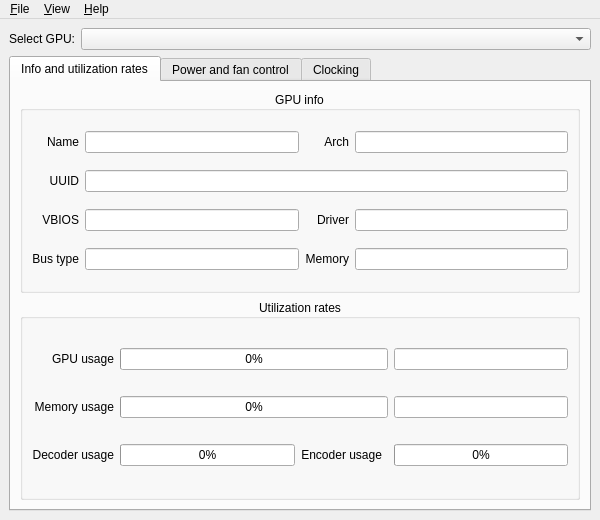
Above: ui/mainwindow.ui from AlexandrAlexeev7119/NvCtrl-linux before the change. Below: the same form after it.
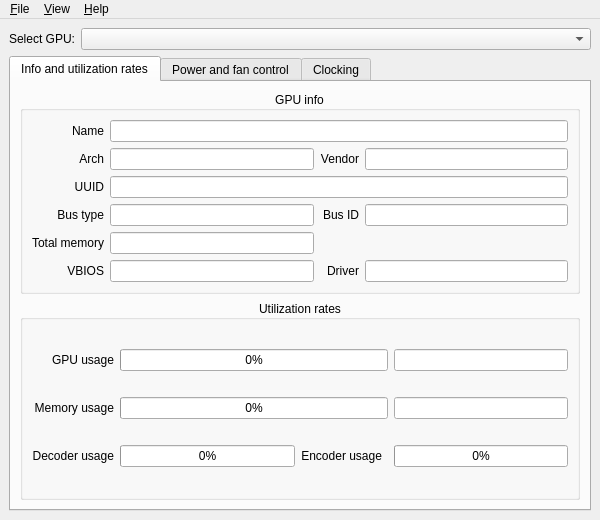
That is the form after the change. The open tabs and pages were chosen to show the change. Icons and pictures are not drawn.

Patch:
```diff
--- a/ui/mainwindow.ui
+++ b/ui/mainwindow.ui
@@ -31,7 +31,7 @@
     <item row="1" column="0" colspan="2">
      <widget class="QTabWidget" name="tabWidget">
       <property name="currentIndex">
-       <number>2</number>
+       <number>0</number>
       </property>
       <widget class="QWidget" name="tab_info">
        <attribute name="title">
@@ -58,63 +58,6 @@
            <bool>false</bool>
           </property>
           <layout class="QGridLayout" name="gridLayout_2">
-           <item row="4" column="2">
-            <widget class="QProgressBar" name="progressBar_GPU_decoder_usage">
-             <property name="value">
-              <number>0</number>
-             </property>
-            </widget>
-           </item>
-           <item row="3" column="0">
-            <widget class="QLabel" name="label_GPU_mem_usage">
-             <property name="text">
-              <string>Memory usage</string>
-             </property>
-             <property name="alignment">
-              <set>Qt::AlignRight|Qt::AlignTrailing|Qt::AlignVCenter</set>
-             </property>
-            </widget>
-           </item>
-           <item row="0" column="0">
-            <widget class="QLabel" name="label_GPU_usage">
-             <property name="text">
-              <string>GPU usage</string>
-             </property>
-             <property name="alignment">
-              <set>Qt::AlignRight|Qt::AlignTrailing|Qt::AlignVCenter</set>
-             </property>
-            </widget>
-           </item>
-           <item row="4" column="0">
-            <widget class="QLabel" name="label_GPU_decoder_usage">
-             <property name="text">
-              <string>Decoder usage</string>
-             </property>
-             <property name="alignment">
-              <set>Qt::AlignRight|Qt::AlignTrailing|Qt::AlignVCenter</set>
-             </property>
-            </widget>
-           </item>
-           <item row="4" column="3">
-            <widget class="QLabel" name="label_GPU_encoder_usage">
-             <property name="text">
-              <string>Encoder usage</string>
-             </property>
-             <property name="alignment">
-              <set>Qt::AlignRight|Qt::AlignTrailing|Qt::AlignVCenter</set>
-             </property>
-            </widget>
-           </item>
-           <item row="0" column="5">
-            <widget class="QLineEdit" name="lineEdit_current_pstate">
-             <property name="alignment">
-              <set>Qt::AlignCenter</set>
-             </property>
-             <property name="readOnly">
-              <bool>true</bool>
-             </property>
-            </widget>
-           </item>
            <item row="3" column="5">
             <widget class="QLineEdit" name="lineEdit_GPU_mem_usage">
              <property name="alignment">
@@ -125,6 +68,23 @@
              </property>
             </widget>
            </item>
+           <item row="4" column="5">
+            <widget class="QProgressBar" name="progressBar_GPU_encoder_usage">
+             <property name="value">
+              <number>0</number>
+             </property>
+            </widget>
+           </item>
+           <item row="4" column="0">
+            <widget class="QLabel" name="label_GPU_decoder_usage">
+             <property name="text">
+              <string>Decoder usage</string>
+             </property>
+             <property name="alignment">
+              <set>Qt::AlignRight|Qt::AlignTrailing|Qt::AlignVCenter</set>
+             </property>
+            </widget>
+           </item>
            <item row="3" column="2" colspan="3">
             <widget class="QProgressBar" name="progressBar_GPU_mem_usage">
              <property name="value">
@@ -132,6 +92,16 @@
              </property>
             </widget>
            </item>
+           <item row="0" column="5">
+            <widget class="QLineEdit" name="lineEdit_current_pstate">
+             <property name="alignment">
+              <set>Qt::AlignCenter</set>
+             </property>
+             <property name="readOnly">
+              <bool>true</bool>
+             </property>
+            </widget>
+           </item>
            <item row="0" column="2" colspan="3">
             <widget class="QProgressBar" name="progressBar_GPU_usage">
              <property name="value">
@@ -139,13 +109,43 @@
              </property>
             </widget>
            </item>
-           <item row="4" column="5">
-            <widget class="QProgressBar" name="progressBar_GPU_encoder_usage">
+           <item row="3" column="0">
+            <widget class="QLabel" name="label_GPU_mem_usage">
+             <property name="text">
+              <string>Memory usage</string>
+             </property>
+             <property name="alignment">
+              <set>Qt::AlignRight|Qt::AlignTrailing|Qt::AlignVCenter</set>
+             </property>
+            </widget>
+           </item>
+           <item row="4" column="3">
+            <widget class="QLabel" name="label_GPU_encoder_usage">
+             <property name="text">
+              <string>Encoder usage</string>
+             </property>
+             <property name="alignment">
+              <set>Qt::AlignRight|Qt::AlignTrailing|Qt::AlignVCenter</set>
+             </property>
+            </widget>
+           </item>
+           <item row="4" column="2">
+            <widget class="QProgressBar" name="progressBar_GPU_decoder_usage">
              <property name="value">
               <number>0</number>
              </property>
             </widget>
            </item>
+           <item row="0" column="0">
+            <widget class="QLabel" name="label_GPU_usage">
+             <property name="text">
+              <string>GPU usage</string>
+             </property>
+             <property name="alignment">
+              <set>Qt::AlignRight|Qt::AlignTrailing|Qt::AlignVCenter</set>
+             </property>
+            </widget>
+           </item>
           </layout>
          </widget>
         </item>
@@ -169,7 +169,7 @@
            <bool>false</bool>
           </property>
           <layout class="QGridLayout" name="gridLayout">
-           <item row="3" column="3">
+           <item row="5" column="1">
             <widget class="QLineEdit" name="lineEdit_GPU_total_mem">
              <property name="alignment">
               <set>Qt::AlignCenter</set>
@@ -179,27 +179,27 @@
              </property>
             </widget>
            </item>
-           <item row="0" column="0">
-            <widget class="QLabel" name="label_GPU_name">
+           <item row="2" column="0">
+            <widget class="QLabel" name="label_GPU_arch">
              <property name="text">
-              <string>Name</string>
+              <string>Arch</string>
              </property>
              <property name="alignment">
               <set>Qt::AlignRight|Qt::AlignTrailing|Qt::AlignVCenter</set>
              </property>
             </widget>
            </item>
-           <item row="0" column="3">
-            <widget class="QLineEdit" name="lineEdit_GPU_arch">
+           <item row="7" column="0">
+            <widget class="QLabel" name="label_GPU_VBIOS_ver">
+             <property name="text">
+              <string>VBIOS</string>
+             </property>
              <property name="alignment">
-              <set>Qt::AlignCenter</set>
+              <set>Qt::AlignRight|Qt::AlignTrailing|Qt::AlignVCenter</set>
              </property>
-             <property name="readOnly">
-              <bool>true</bool>
-             </property>
             </widget>
            </item>
-           <item row="2" column="2">
+           <item row="7" column="2">
             <widget class="QLabel" name="label_GPU_driver_ver">
              <property name="text">
               <string>Driver</string>
@@ -209,57 +209,37 @@
              </property>
             </widget>
            </item>
-           <item row="0" column="1">
-            <widget class="QLineEdit" name="lineEdit_GPU_name">
-             <property name="alignment">
-              <set>Qt::AlignCenter</set>
-             </property>
-             <property name="readOnly">
-              <bool>true</bool>
-             </property>
-            </widget>
-           </item>
-           <item row="1" column="0">
-            <widget class="QLabel" name="label_GPU_uuid">
-             <property name="text">
-              <string>UUID</string>
-             </property>
-             <property name="alignment">
-              <set>Qt::AlignRight|Qt::AlignTrailing|Qt::AlignVCenter</set>
-             </property>
-            </widget>
-           </item>
-           <item row="3" column="0">
-            <widget class="QLabel" name="label_GPU_bus_type">
-             <property name="text">
-              <string>Bus type</string>
-             </property>
-             <property name="alignment">
-              <set>Qt::AlignRight|Qt::AlignTrailing|Qt::AlignVCenter</set>
-             </property>
-            </widget>
-           </item>
-           <item row="3" column="2">
+           <item row="5" column="0">
             <widget class="QLabel" name="label_GPU_total_mem">
              <property name="text">
-              <string>Memory</string>
+              <string>Total memory</string>
              </property>
              <property name="alignment">
               <set>Qt::AlignRight|Qt::AlignTrailing|Qt::AlignVCenter</set>
              </property>
             </widget>
            </item>
-           <item row="2" column="0">
-            <widget class="QLabel" name="label_GPU_VBIOS_ver">
-             <property name="text">
-              <string>VBIOS</string>
-             </property>
+           <item row="4" column="1">
+            <widget class="QLineEdit" name="lineEdit_GPU_bus_type">
              <property name="alignment">
-              <set>Qt::AlignRight|Qt::AlignTrailing|Qt::AlignVCenter</set>
+              <set>Qt::AlignCenter</set>
+             </property>
+             <property name="readOnly">
+              <bool>true</bool>
              </property>
             </widget>
            </item>
            <item row="2" column="1">
+            <widget class="QLineEdit" name="lineEdit_GPU_arch">
+             <property name="alignment">
+              <set>Qt::AlignCenter</set>
+             </property>
+             <property name="readOnly">
+              <bool>true</bool>
+             </property>
+            </widget>
+           </item>
+           <item row="7" column="1">
             <widget class="QLineEdit" name="lineEdit_GPU_VBIOS_ver">
              <property name="alignment">
               <set>Qt::AlignCenter</set>
@@ -269,8 +249,18 @@
              </property>
             </widget>
            </item>
-           <item row="1" column="1" colspan="3">
-            <widget class="QLineEdit" name="lineEdit_GPU_uuid">
+           <item row="2" column="2">
+            <widget class="QLabel" name="label_GPU_vendor">
+             <property name="text">
+              <string>Vendor</string>
+             </property>
+             <property name="alignment">
+              <set>Qt::AlignRight|Qt::AlignTrailing|Qt::AlignVCenter</set>
+             </property>
+            </widget>
+           </item>
+           <item row="0" column="1" colspan="3">
+            <widget class="QLineEdit" name="lineEdit_GPU_name">
              <property name="alignment">
               <set>Qt::AlignCenter</set>
              </property>
@@ -279,7 +269,47 @@
              </property>
             </widget>
            </item>
+           <item row="0" column="0">
+            <widget class="QLabel" name="label_GPU_name">
+             <property name="text">
+              <string>Name</string>
+             </property>
+             <property name="alignment">
+              <set>Qt::AlignRight|Qt::AlignTrailing|Qt::AlignVCenter</set>
+             </property>
+            </widget>
+           </item>
            <item row="2" column="3">
+            <widget class="QLineEdit" name="lineEdit_GPU_vendor">
+             <property name="alignment">
+              <set>Qt::AlignCenter</set>
+             </property>
+             <property name="readOnly">
+              <bool>true</bool>
+             </property>
+            </widget>
+           </item>
+           <item row="4" column="3">
+            <widget class="QLineEdit" name="lineEdit_GPU_bus_id">
+             <property name="alignment">
+              <set>Qt::AlignCenter</set>
+             </property>
+             <property name="readOnly">
+              <bool>true</bool>
+             </property>
+            </widget>
+           </item>
+           <item row="4" column="0">
+            <widget class="QLabel" name="label_GPU_bus_type">
+             <property name="text">
+              <string>Bus type</string>
+             </property>
+             <property name="alignment">
+              <set>Qt::AlignRight|Qt::AlignTrailing|Qt::AlignVCenter</set>
+             </property>
+            </widget>
+           </item>
+           <item row="7" column="3">
             <widget class="QLineEdit" name="lineEdit_GPU_driver_ver">
              <property name="alignment">
               <set>Qt::AlignCenter</set>
@@ -289,8 +319,28 @@
              </property>
             </widget>
            </item>
-           <item row="3" column="1">
-            <widget class="QLineEdit" name="lineEdit_GPU_bus_type">
+           <item row="4" column="2">
+            <widget class="QLabel" name="label_GPU_bus_id">
+             <property name="text">
+              <string>Bus ID</string>
+             </property>
+             <property name="alignment">
+              <set>Qt::AlignRight|Qt::AlignTrailing|Qt::AlignVCenter</set>
+             </property>
+            </widget>
+           </item>
+           <item row="3" column="0">
+            <widget class="QLabel" name="label_GPU_uuid">
+             <property name="text">
+              <string>UUID</string>
+             </property>
+             <property name="alignment">
+              <set>Qt::AlignRight|Qt::AlignTrailing|Qt::AlignVCenter</set>
+             </property>
+            </widget>
+           </item>
+           <item row="3" column="1" colspan="3">
+            <widget class="QLineEdit" name="lineEdit_GPU_uuid">
              <property name="alignment">
               <set>Qt::AlignCenter</set>
              </property>
@@ -299,16 +349,6 @@
              </property>
             </widget>
            </item>
-           <item row="0" column="2">
-            <widget class="QLabel" name="label_GPU_arch">
-             <property name="text">
-              <string>Arch</string>
-             </property>
-             <property name="alignment">
-              <set>Qt::AlignRight|Qt::AlignTrailing|Qt::AlignVCenter</set>
-             </property>
-            </widget>
-           </item>
           </layout>
          </widget>
         </item>
@@ -758,6 +798,9 @@
            </item>
            <item row="2" column="1">
             <widget class="QSlider" name="horizontalSlider_set_gpu_clock_offset">
+             <property name="enabled">
+              <bool>false</bool>
+             </property>
              <property name="minimum">
               <number>-200</number>
              </property>
@@ -774,6 +817,9 @@
            </item>
            <item row="4" column="2">
             <widget class="QPushButton" name="pushButton_apply_clock_offset">
+             <property name="enabled">
+              <bool>false</bool>
+             </property>
              <property name="text">
               <string>Apply</string>
              </property>
@@ -805,6 +851,9 @@
            </item>
            <item row="4" column="1">
             <widget class="QSlider" name="horizontalSlider_set_mem_clock_profile">
+             <property name="enabled">
+              <bool>false</bool>
+             </property>
              <property name="minimum">
               <number>-200</number>
              </property>
```
